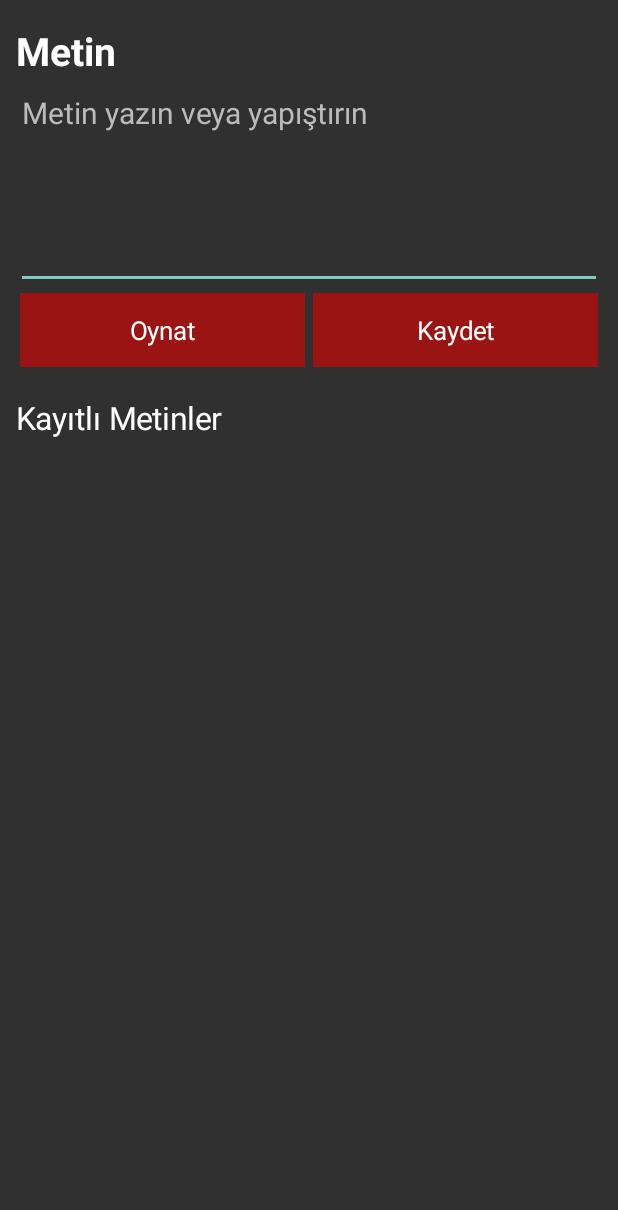
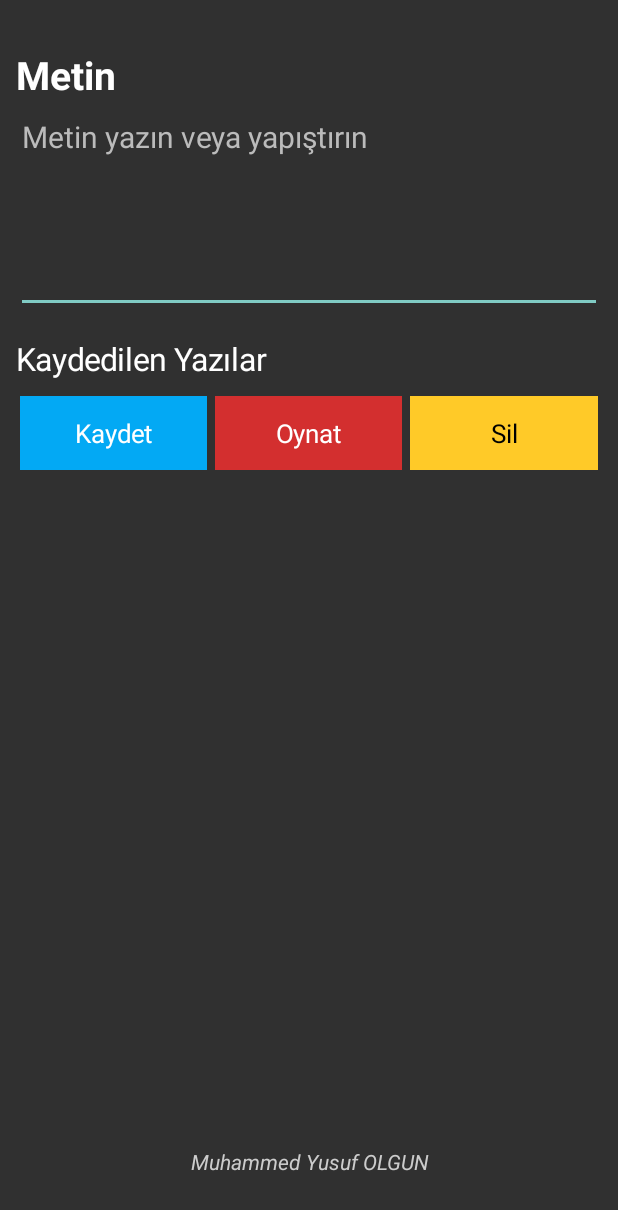
Before and after one commit to muhammedyusufolgun/yazi, an Android app: the screen it shows after launch (MainActivity), on a phone screen of 412 x 824 dp. Shown: the top 1210 px of the screen. Run offline under Robolectric (Android 15) with nearby library versions, the phone set to English and light mode, and no system bars.

Commit message:
Rework saved texts list, append-only save, bottom controls and footer

```diff
--- a/app/src/main/java/com/olgun/yazi/MainActivity.java
+++ b/app/src/main/java/com/olgun/yazi/MainActivity.java
@@ -20,14 +20,50 @@ public class MainActivity extends Activity {
   void load(){saved.clear();try{JSONArray a=new JSONArray(prefs.getString("list","[]"));for(int i=0;i<a.length();i++)saved.add(a.getString(i));}catch(Exception ignored){}}
   void persist(){JSONArray a=new JSONArray();for(String s:saved)a.put(s);prefs.edit().putString("list",a.toString()).apply();}
   TextView button(String s,LinearLayout row,Runnable action){TextView v=new TextView(this);v.setText(s);v.setTextColor(Color.WHITE);v.setTextSize(17);v.setGravity(17);v.setPadding(18,20,18,20);v.setBackgroundColor(red);LinearLayout.LayoutParams p=new LinearLayout.LayoutParams(0,-2,1);p.setMargins(4,4,4,4);row.addView(v,p);v.setOnClickListener(w->action.run());return v;}
-  void showEditor(String value){playing=false;setRequestedOrientation(ActivityInfo.SCREEN_ORIENTATION_UNSPECIFIED);getWindow().getDecorView().setSystemUiVisibility(0);
-    ScrollView scroll=new ScrollView(this);root=new LinearLayout(this);root.setOrientation(1);root.setPadding(16,24,16,16);root.setBackgroundColor(bg);scroll.addView(root);setContentView(scroll);
-    TextView heading=new TextView(this);heading.setText("Metin");heading.setTextSize(26);heading.setTextColor(Color.WHITE);heading.setTypeface(null,1);root.addView(heading);
-    editor=new EditText(this);editor.setTextColor(Color.WHITE);editor.setHintTextColor(0xffbbbbbb);editor.setHint("Metin yazın veya yapıştırın");editor.setTextSize(20);editor.setGravity(Gravity.TOP);editor.setMinLines(5);editor.setInputType( android.text.InputType.TYPE_CLASS_TEXT | android.text.InputType.TYPE_TEXT_FLAG_MULTI_LINE | android.text.InputType.TYPE_TEXT_FLAG_CAP_SENTENCES);editor.setText(value);root.addView(editor,new LinearLayout.LayoutParams(-1,-2));
-    LinearLayout controls=new LinearLayout(this);root.addView(controls);button("Oynat",controls,()->{String t=editor.getText().toString();if(t.trim().isEmpty()){toast("Metin girin");return;}hideKeyboard();startPlay(t);});button("Kaydet",controls,()->{String t=editor.getText().toString().trim();if(t.isEmpty()){toast("Metin girin");return;}if(selected>=0&&selected<saved.size())saved.set(selected,t);else {saved.add(t);selected=saved.size()-1;}persist();showEditor(t);toast("Kaydedildi");});
-    TextView title=new TextView(this);title.setText("Kayıtlı Metinler");title.setTextSize(21);title.setTextColor(Color.WHITE);title.setPadding(0,25,0,12);root.addView(title);
+  void showEditor(String value){
+    playing=false;setRequestedOrientation(ActivityInfo.SCREEN_ORIENTATION_UNSPECIFIED);
+    getWindow().getDecorView().setSystemUiVisibility(0);
+    LinearLayout page=new LinearLayout(this);page.setOrientation(1);page.setBackgroundColor(bg);
+    page.setPadding(16,0,16,0);setContentView(page);
+    ScrollView scroll=new ScrollView(this);scroll.setFillViewport(false);
+    page.addView(scroll,new LinearLayout.LayoutParams(-1,0,1));
+    root=new LinearLayout(this);root.setOrientation(1);root.setPadding(0,48,0,0);scroll.addView(root);
+    TextView heading=new TextView(this);heading.setText("Metin");heading.setTextSize(26);
+    heading.setTextColor(Color.WHITE);heading.setTypeface(null,1);root.addView(heading);
+    editor=new EditText(this);editor.setTextColor(Color.WHITE);editor.setHintTextColor(0xffbbbbbb);
+    editor.setHint("Metin yazın veya yapıştırın");editor.setTextSize(20);editor.setGravity(Gravity.TOP);
+    editor.setMinLines(5);editor.setInputType(android.text.InputType.TYPE_CLASS_TEXT |
+      android.text.InputType.TYPE_TEXT_FLAG_MULTI_LINE);
+    editor.setText(value);root.addView(editor,new LinearLayout.LayoutParams(-1,-2));
+    TextView title=new TextView(this);title.setText("Kaydedilen Yazılar");title.setTextSize(21);
+    title.setTextColor(Color.WHITE);title.setPadding(0,24,0,12);root.addView(title);
     items=new LinearLayout(this);items.setOrientation(1);root.addView(items);
-    for(int i=0;i<saved.size();i++){final int idx=i;LinearLayout line=new LinearLayout(this);items.addView(line);TextView choose=button((i+1)+". "+saved.get(i).replace("\n"," "),line,()->{selected=idx;showEditor(saved.get(idx));});choose.setSingleLine(true);choose.setEllipsize(android.text.TextUtils.TruncateAt.END);button("Sil",line,()->confirmDelete(idx));}
+    for(int i=0;i<saved.size();i++){
+      final int idx=i;TextView entry=new TextView(this);
+      entry.setText((i+1)+". "+saved.get(i).replace("\\n"," "));
+      entry.setTextColor(Color.WHITE);entry.setTextSize(17);entry.setPadding(14,16,14,16);
+      entry.setSingleLine(true);entry.setEllipsize(android.text.TextUtils.TruncateAt.END);
+      entry.setBackgroundColor(selected==i?0xff1976d2:0xff444444);
+      LinearLayout.LayoutParams lp=new LinearLayout.LayoutParams(-1,-2);lp.setMargins(0,2,0,2);
+      items.addView(entry,lp);entry.setOnClickListener(v->{selected=idx;showEditor(saved.get(idx));});
+    }
+    LinearLayout controls=new LinearLayout(this);root.addView(controls);
+    button("Kaydet",controls,()->{
+      String t=editor.getText().toString().trim();if(t.isEmpty()){toast("Metin girin");return;}
+      saved.add(t);selected=saved.size()-1;persist();showEditor(t);toast("Kaydedildi");
+    }).setBackgroundColor(0xff03a9f4);
+    button("Oynat",controls,()->{
+      String t=editor.getText().toString();if(t.trim().isEmpty()){toast("Metin girin");return;}
+      hideKeyboard();startPlay(t);
+    }).setBackgroundColor(0xffd32f2f);
+    TextView del=button("Sil",controls,()->{
+      if(selected<0||selected>=saved.size()){toast("Listeden yazı seçin");return;}
+      confirmDelete(selected);
+    });del.setBackgroundColor(0xffffca28);del.setTextColor(Color.BLACK);
+    TextView footer=new TextView(this);footer.setText("Muhammed Yusuf OLGUN");
+    footer.setTextColor(0xffcccccc);footer.setTextSize(14);footer.setGravity(Gravity.CENTER);
+    footer.setTypeface(null,Typeface.ITALIC);footer.setPadding(0,8,0,60);
+    page.addView(footer,new LinearLayout.LayoutParams(-1,-2));
   }
   void confirmDelete(int i){new AlertDialog.Builder(this).setTitle("Metni sil").setMessage("Bu kaydı silmek istiyor musunuz?").setNegativeButton("Vazgeç",null).setPositiveButton("Devam", (d,w)->new AlertDialog.Builder(this).setTitle("Son onay").setMessage("Bu kayıt kalıcı olarak silinecek. Onaylıyor musunuz?").setNegativeButton("İptal",null).setPositiveButton("Sil",(d2,w2)->{saved.remove(i);selected=-1;persist();showEditor("");}).show()).show();}
   void toast(String s){Toast.makeText(this,s,Toast.LENGTH_SHORT).show();}
```
